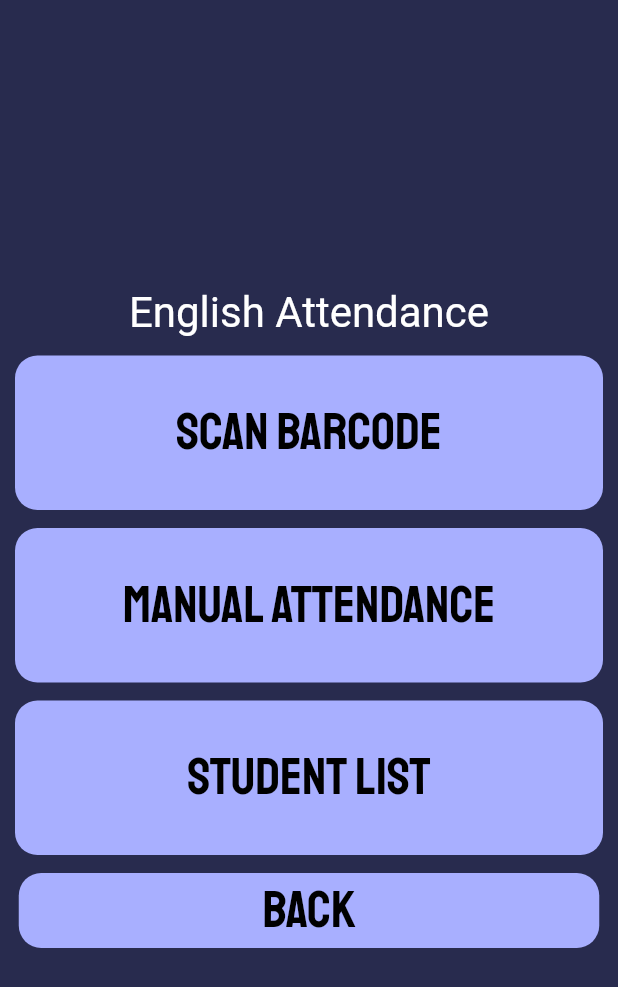
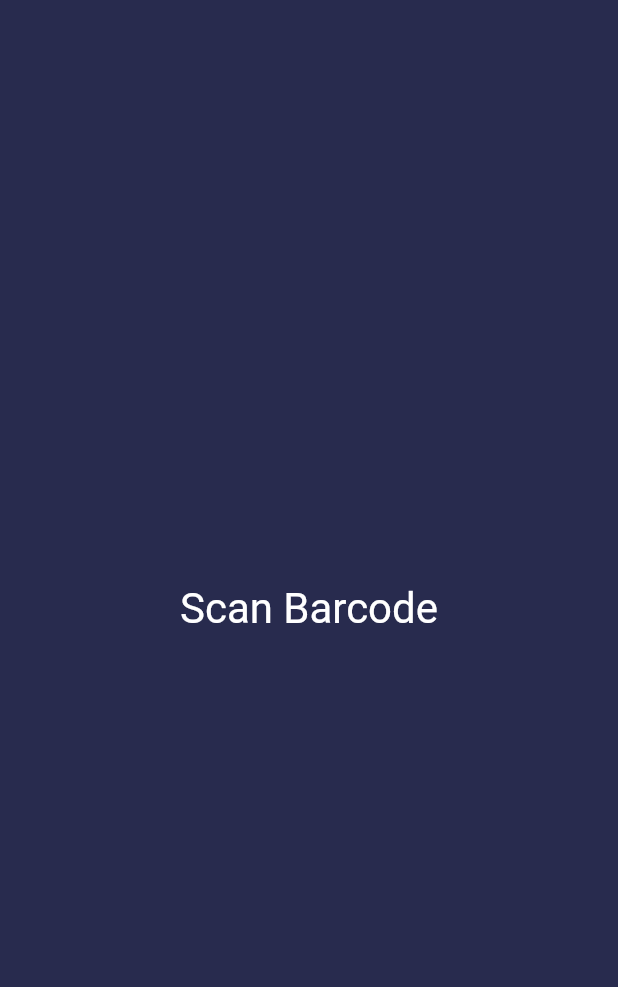
Before and after one commit to Shloktheboss142/Attendify, a Flutter app: the EnglishAttendance screen opened directly, after a tap on "Scan Barcode", on a phone screen of 412 x 824 dp. Shown: the top 987 px of the screen. Run offline on Flutter 3.47's test engine with Material 2 defaults, Android fonts, the phone set to English and light mode, and no system bars; our stand-ins replace cloud_firestore, firebase_auth, firebase_core, flutter_pw_validator, jiffy, modal_progress_hud_nsn; accounts and stored records are empty; Roboto replaces fonts that are missing (Cairo-Regular).

Commit message:
changes on the scan barcode

```diff
--- a/lib/home_screen.dart
+++ b/lib/home_screen.dart
@@ -464,9 +464,9 @@
               style: ElevatedButton.styleFrom(
                   elevation: 0,
                   backgroundColor: Color.fromARGB(255, 168, 175, 255),
-                  fixedSize: Size(MediaQuery.of(context).size.width - 20, 50),
+                  fixedSize: Size(MediaQuery.of(context).size.width - 250, 60),
                   shape: RoundedRectangleBorder(
-                      borderRadius: BorderRadius.circular(15.0))),
+                      borderRadius: BorderRadius.circular(30.0))),
               child: const Text('Back',
                   style: TextStyle(
                       color: Colors.black,
@@ -500,7 +500,12 @@
                     fontWeight: FontWeight.w400)),
             const Text("", style: TextStyle(fontSize: 10)),
             ElevatedButton(
-              onPressed: () {},
+              onPressed: () {
+                Navigator.push(
+                  context,
+                  MaterialPageRoute(builder: (context) => const ScanBarcode()),
+                );
+              },
               style: ElevatedButton.styleFrom(
                   elevation: 0,
                   backgroundColor: Color.fromARGB(255, 168, 175, 255),
@@ -554,9 +559,9 @@
               style: ElevatedButton.styleFrom(
                   elevation: 0,
                   backgroundColor: Color.fromARGB(255, 168, 175, 255),
-                  fixedSize: Size(MediaQuery.of(context).size.width - 25, 50),
+                  fixedSize: Size(MediaQuery.of(context).size.width - 250, 60),
                   shape: RoundedRectangleBorder(
-                      borderRadius: BorderRadius.circular(15.0))),
+                      borderRadius: BorderRadius.circular(30.0))),
               child: const Text('Back',
                   style: TextStyle(
                       color: Colors.black,
@@ -590,7 +595,12 @@
                     fontWeight: FontWeight.w400)),
             const Text("", style: TextStyle(fontSize: 10)),
             ElevatedButton(
-              onPressed: () {},
+              onPressed: () {
+                Navigator.push(
+                  context,
+                  MaterialPageRoute(builder: (context) => const ScanBarcode()),
+                );
+              },
               style: ElevatedButton.styleFrom(
                   elevation: 0,
                   backgroundColor: Color.fromARGB(255, 168, 175, 255),
@@ -644,9 +654,9 @@
               style: ElevatedButton.styleFrom(
                   elevation: 0,
                   backgroundColor: Color.fromARGB(255, 168, 175, 255),
-                  fixedSize: Size(MediaQuery.of(context).size.width - 25, 50),
+                  fixedSize: Size(MediaQuery.of(context).size.width - 250, 60),
                   shape: RoundedRectangleBorder(
-                      borderRadius: BorderRadius.circular(15.0))),
+                      borderRadius: BorderRadius.circular(30.0))),
               child: const Text('Back',
                   style: TextStyle(
                       color: Colors.black,
@@ -680,7 +690,12 @@
                     fontWeight: FontWeight.w400)),
             const Text("", style: TextStyle(fontSize: 10)),
             ElevatedButton(
-              onPressed: () {},
+              onPressed: () {
+                Navigator.push(
+                  context,
+                  MaterialPageRoute(builder: (context) => const ScanBarcode()),
+                );
+              },
               style: ElevatedButton.styleFrom(
                   elevation: 0,
                   backgroundColor: Color.fromARGB(255, 168, 175, 255),
@@ -734,9 +749,9 @@
               style: ElevatedButton.styleFrom(
                   elevation: 0,
                   backgroundColor: Color.fromARGB(255, 168, 175, 255),
-                  fixedSize: Size(MediaQuery.of(context).size.width - 25, 50),
+                  fixedSize: Size(MediaQuery.of(context).size.width - 250, 60),
                   shape: RoundedRectangleBorder(
-                      borderRadius: BorderRadius.circular(15.0))),
+                      borderRadius: BorderRadius.circular(30.0))),
               child: const Text('Back',
                   style: TextStyle(
                       color: Colors.black,
@@ -747,6 +762,28 @@
         ),
       ),
     );
+  }
+}
+
+class ScanBarcode extends StatelessWidget {
+  const ScanBarcode({super.key});
+  @override
+  Widget build(BuildContext context) {
+    return Scaffold(
+        body: Container(
+      color: const Color.fromRGBO(40, 43, 78, 1),
+      alignment: Alignment.center,
+      padding: const EdgeInsets.fromLTRB(10, 10, 10, 10),
+      child: Column(mainAxisSize: MainAxisSize.min, children: [
+        const Text("Scan Barcode",
+            style: TextStyle(
+                fontSize: 28,
+                color: Colors.white,
+                fontFamily: 'Cairo-Regular',
+                fontWeight: FontWeight.w400)),
+        const Text("", style: TextStyle(fontSize: 10)),
+      ]),
+    ));
   }
 }
 
--- a/pubspec.yaml
+++ b/pubspec.yaml
@@ -66,6 +66,7 @@
 
   assets:
     - assets/LessonResources.png
+    - assets/english.jpg
 
   fonts:
     - family: Staatliches
```
Also changed, not shown: assets/english.jpg (added), pubspec.lock.
